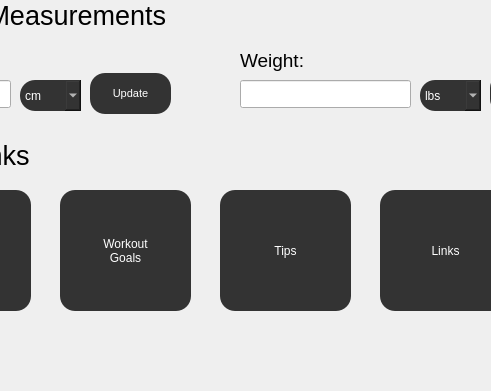
amroomargit/Forge, file code/usermainmenu.ui: the form before one commit; both pictures show x 150 to 641 and y 330 to 721 of the 1203 by 721 pixel window.
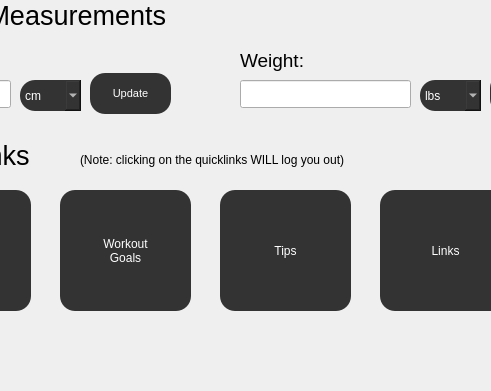
The form after the commit. Icons and pictures are not drawn.

Diff of the .ui file:
```diff
--- a/code/usermainmenu.ui
+++ b/code/usermainmenu.ui
@@ -683,6 +683,19 @@
      <string/>
     </property>
    </widget>
+   <widget class="QLabel" name="label">
+    <property name="geometry">
+     <rect>
+      <x>230</x>
+      <y>480</y>
+      <width>331</width>
+      <height>20</height>
+     </rect>
+    </property>
+    <property name="text">
+     <string>(Note: clicking on the quicklinks WILL log you out)</string>
+    </property>
+   </widget>
   </widget>
   <widget class="QMenuBar" name="menubar">
    <property name="geometry">
```
